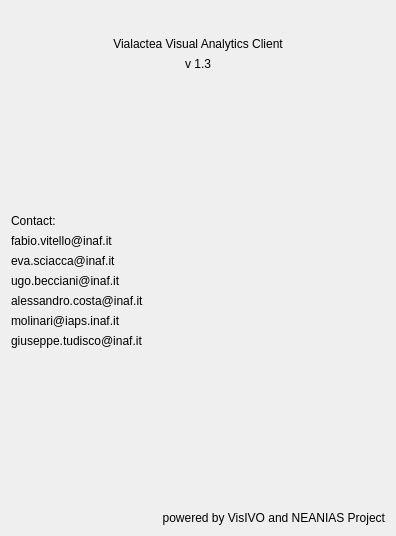
The window that Code/ui/aboutform.ui (VisIVOLab/ViaLacteaVisualAnalytics) describes before a commit, drawn with Qt 5.
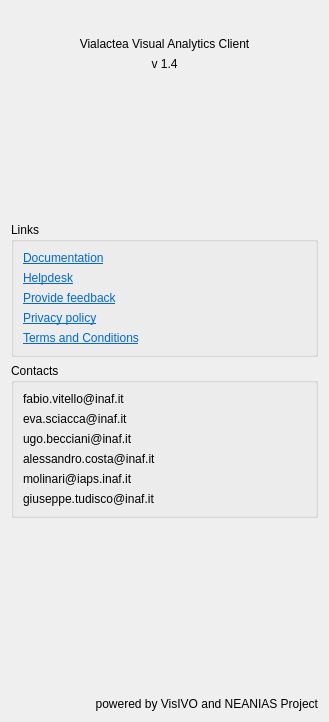
The same window after the commit. Icons and pictures are not drawn.

Commit message: Added links in About window and updated version number

What changed in the file:
```diff
--- a/Code/ui/aboutform.ui
+++ b/Code/ui/aboutform.ui
@@ -6,8 +6,8 @@
    <rect>
     <x>0</x>
     <y>0</y>
-    <width>396</width>
-    <height>536</height>
+    <width>329</width>
+    <height>722</height>
    </rect>
   </property>
   <property name="windowTitle">
@@ -76,7 +76,7 @@
    <item>
     <widget class="QLabel" name="label_3">
      <property name="text">
-      <string>v 1.3</string>
+      <string>v 1.4</string>
      </property>
      <property name="alignment">
       <set>Qt::AlignCenter</set>
@@ -97,16 +97,70 @@
     </spacer>
    </item>
    <item>
-    <layout class="QHBoxLayout" name="horizontalLayout_2">
-     <item>
+    <widget class="QGroupBox" name="groupBox_2">
+     <property name="title">
+      <string>Links</string>
+     </property>
       <layout class="QVBoxLayout" name="verticalLayout_3">
+      <item>
+       <widget class="QLabel" name="label_12">
+        <property name="text">
+         <string>&lt;html&gt;&lt;head/&gt;&lt;body&gt;&lt;p&gt;&lt;a href=&quot;https://vlva.readthedocs.io/en/latest/&quot;&gt;&lt;span style=&quot; text-decoration: underline; color:#0068da;&quot;&gt;Documentation&lt;/span&gt;&lt;/a&gt;&lt;/p&gt;&lt;/body&gt;&lt;/html&gt;</string>
+        </property>
+        <property name="openExternalLinks">
+         <bool>true</bool>
+        </property>
+       </widget>
+      </item>
+      <item>
+       <widget class="QLabel" name="label_14">
+        <property name="text">
+         <string>&lt;html&gt;&lt;head/&gt;&lt;body&gt;&lt;p&gt;&lt;a href=&quot;https://sms.neanias.eu/projects/neanias-sms/issues/new?issue[tracker_id]=11&amp;amp;issue[custom_field_values][2]=SPACE-VIS-ViaLactea&quot;&gt;&lt;span style=&quot; text-decoration: underline; color:#0068da;&quot;&gt;Helpdesk&lt;/span&gt;&lt;/a&gt;&lt;/p&gt;&lt;/body&gt;&lt;/html&gt;</string>
+        </property>
+        <property name="openExternalLinks">
+         <bool>true</bool>
+        </property>
+       </widget>
+      </item>
        <item>
         <widget class="QLabel" name="label_7">
          <property name="text">
-          <string>Contact:</string>
-         </property>
-        </widget>
-       </item>
+         <string>&lt;html&gt;&lt;head/&gt;&lt;body&gt;&lt;p&gt;&lt;a href=&quot;https://files.neanias.eu/apps/forms/WRzok4Ygp7Wb6ooF&quot;&gt;&lt;span style=&quot; text-decoration: underline; color:#0068da;&quot;&gt;Provide feedback&lt;/span&gt;&lt;/a&gt;&lt;/p&gt;&lt;/body&gt;&lt;/html&gt;</string>
+        </property>
+        <property name="openExternalLinks">
+         <bool>true</bool>
+        </property>
+       </widget>
+      </item>
+      <item>
+       <widget class="QLabel" name="label_15">
+        <property name="text">
+         <string>&lt;html&gt;&lt;head/&gt;&lt;body&gt;&lt;p&gt;&lt;a href=&quot;https://thematic.neanias.eu/SPACE/ViaLactea/privacy.html&quot;&gt;&lt;span style=&quot; text-decoration: underline; color:#0068da;&quot;&gt;Privacy policy&lt;/span&gt;&lt;/a&gt;&lt;/p&gt;&lt;/body&gt;&lt;/html&gt;</string>
+        </property>
+        <property name="openExternalLinks">
+         <bool>true</bool>
+        </property>
+       </widget>
+      </item>
+      <item>
+       <widget class="QLabel" name="label_16">
+        <property name="text">
+         <string>&lt;html&gt;&lt;head/&gt;&lt;body&gt;&lt;p&gt;&lt;a href=&quot;https://thematic.neanias.eu/SPACE/ViaLactea/terms.html&quot;&gt;&lt;span style=&quot; text-decoration: underline; color:#0068da;&quot;&gt;Terms and Conditions&lt;/span&gt;&lt;/a&gt;&lt;/p&gt;&lt;/body&gt;&lt;/html&gt;</string>
+        </property>
+        <property name="openExternalLinks">
+         <bool>true</bool>
+        </property>
+       </widget>
+      </item>
+     </layout>
+    </widget>
+   </item>
+   <item>
+    <widget class="QGroupBox" name="groupBox">
+     <property name="title">
+      <string>Contacts</string>
+     </property>
+     <layout class="QVBoxLayout" name="verticalLayout_2">
        <item>
         <widget class="QLabel" name="label_5">
          <property name="text">
@@ -153,8 +207,7 @@
         </widget>
        </item>
       </layout>
-     </item>
-    </layout>
+    </widget>
    </item>
    <item>
     <spacer name="verticalSpacer_2">
@@ -193,9 +246,15 @@
         </widget>
        </item>
        <item>
-        <widget class="QLabel" name="label_12">
-         <property name="pixmap">
-          <pixmap resource="../visivo.qrc">:/icons/NEANIAS.jpg</pixmap>
+        <widget class="QPushButton" name="neaniasLogo">
+         <property name="cursor">
+          <cursorShape>PointingHandCursor</cursorShape>
+         </property>
+         <property name="text">
+          <string/>
+         </property>
+         <property name="flat">
+          <bool>true</bool>
          </property>
         </widget>
        </item>
```
Lines whose indentation alone changed are shown as unchanged. The commit also changes 2 other files.
